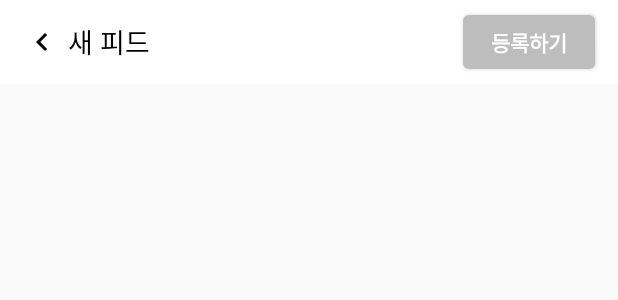
After one commit to HeewonP825/Daon_UI, an Android app: the layout fragment_add_new_freed.xml on its own in the app's theme, with its tools: preview values and no code run, on a phone screen of 412 x 824 dp. The commit adds this screen. Shown: the top 300 px of the screen. Run offline under Robolectric (Android 15) with nearby library versions, the phone set to English and light mode, and no system bars.

Commit message:
Design(AddNewFeedFragment): add & link AddNewFeedFragment

```diff
--- a/app/src/main/java/com/daon/daon_ui/MainActivity.kt
+++ b/app/src/main/java/com/daon/daon_ui/MainActivity.kt
@@ -121,7 +121,7 @@ class MainActivity : AppCompatActivity(), BottomNavigationView.OnNavigationItemS
                 button.setOnClickListener {
                     // 새로운 프래그먼트로 이동
                     //findNavController().navigate(R.id.action_AllMeetingFragment_to_AddAllMeetingFragment)
-                    navigateToFragment(R.id.add_all_meeting)
+                    navigateToFragment(R.id.add_new_feed)
                     hideBottomNavigation()
                     hideToolbar()
                 }
--- /dev/null
+++ b/app/src/main/res/layout/fragment_add_new_freed.xml
@@ -0,0 +1,62 @@
+<?xml version="1.0" encoding="utf-8"?>
+<ScrollView
+    xmlns:android="http://schemas.android.com/apk/res/android"
+    xmlns:app="http://schemas.android.com/apk/res-auto"
+    xmlns:tools="http://schemas.android.com/tools"
+    android:layout_width="match_parent"
+    android:layout_height="match_parent"
+    android:layout_gravity="center">
+
+    <androidx.constraintlayout.widget.ConstraintLayout
+        android:layout_width="match_parent"
+        android:layout_height="match_parent"
+        tools:context=".ui.allFeed.AddNewFeedFragment">
+
+        <Toolbar
+            android:layout_width="match_parent"
+            android:layout_height="wrap_content"
+            android:minHeight="?attr/actionBarSize"
+            android:elevation="5dp"
+            app:contentInsetStart="0dp"
+            app:layout_constraintEnd_toEndOf="parent"
+            app:layout_constraintStart_toStartOf="parent"
+            app:layout_constraintTop_toTopOf="parent"
+            android:background="@color/white">
+
+            <ImageView
+                android:id="@+id/toolbar_backbtn"
+                android:layout_width="wrap_content"
+                android:layout_height="wrap_content"
+                android:layout_marginRight="5dp"
+                android:clickable="true"
+                android:src="@drawable/ic_toolbar_backbtn"/>
+
+            <TextView
+                android:layout_width="wrap_content"
+                android:layout_height="wrap_content"
+                android:text="새 피드"
+                android:fontFamily="@font/noto_sans_kr_bold"
+                android:textColor="@color/black"
+                android:textSize="18sp"/>
+
+            <Button
+                android:id="@+id/submit_btn"
+                android:layout_width="wrap_content"
+                android:layout_height="36dp"
+                android:text="등록하기"
+                android:paddingLeft="3dp"
+                android:paddingRight="3dp"
+                android:textStyle="bold"
+                android:layout_gravity="right"
+                android:layout_marginRight="15dp"
+                android:textSize="14sp"
+                android:textColor="@color/white"
+                android:background="@drawable/bg_toolbar_submit_btn"/>
+
+        </Toolbar>
+
+
+
+    </androidx.constraintlayout.widget.ConstraintLayout>
+
+</ScrollView>
--- a/app/src/main/res/navigation/nav_graph.xml
+++ b/app/src/main/res/navigation/nav_graph.xml
@@ -58,6 +58,12 @@
     </fragment>
 
     <fragment
+        android:id="@+id/add_new_feed"
+        android:name="com.daon.daon_ui.ui.allFeed.AddNewFreedFragment"
+        tools:layout="@layout/fragment_add_new_freed">
+    </fragment>
+
+    <fragment
         android:id="@+id/meeting_detail"
         android:name="com.daon.daon_ui.ui.allMeeting.MeetingDetailFragment"
         tools:layout="@layout/fragment_meeting_detail" >
```
Also changed, not shown: app/src/main/java/com/daon/daon_ui/ui/allFeed/AddNewFreedFragment.kt (added, +51 -0 lines).
